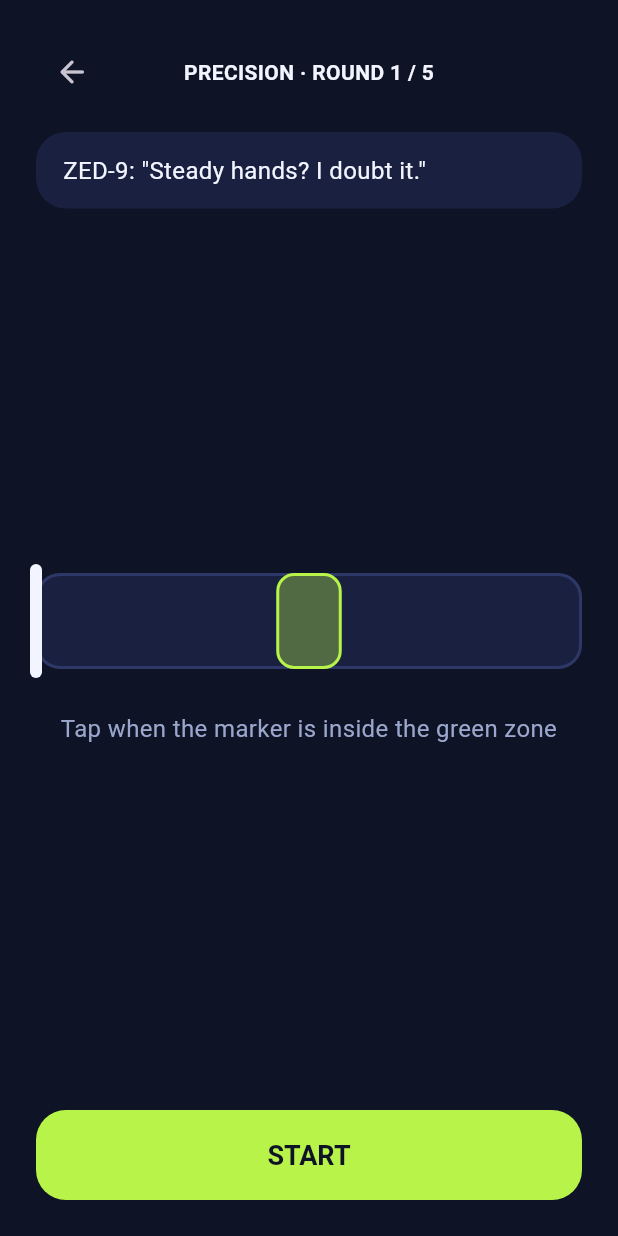
After one commit to gauravkumarit8/beat_the_bot, a Flutter app: the screen it shows after launch, after a tap on "Precision", on a phone screen of 412 x 824 dp. The commit adds this screen. Run offline on Flutter 3.47's test engine with Material 3 defaults, Android fonts, the phone set to English and light mode, and no system bars; our stand-ins replace google_mobile_ads, shared_preferences; network calls fail.

Commit message:
feat: add Precision game mode

```diff
--- a/lib/core/rank_service.dart
+++ b/lib/core/rank_service.dart
@@ -58,6 +58,11 @@ class RankService {
   /// Longest memory sequence the player has ever cleared.
   int get memoryBest => _prefs.getInt('memoryBest') ?? 0;
   Future<void> setMemoryBest(int tiles) => _prefs.setInt('memoryBest', tiles);
+
+  /// Best average accuracy (percent) in Precision mode.
+  int get precisionBest => _prefs.getInt('precisionBest') ?? 0;
+  Future<void> setPrecisionBest(int percent) =>
+      _prefs.setInt('precisionBest', percent);
 
   String? get _lastPlayed => _prefs.getString('lastPlayed');
   String? get _warmupDay => _prefs.getString('warmupDay');
--- /dev/null
+++ b/lib/games/precision/precision_screen.dart
@@ -0,0 +1,393 @@
+import 'dart:math';
+
+import 'package:flutter/material.dart';
+import 'package:flutter/services.dart';
+
+import '../../core/ads_service.dart';
+import '../../core/rank_service.dart';
+import '../../core/theme.dart';
+
+enum _Phase { ready, playing, roundOver, matchOver }
+
+/// A marker sweeps across a bar. Tap when it is inside the green zone.
+/// Five rounds, the sweep gets faster each round. Highest average wins.
+class PrecisionScreen extends StatefulWidget {
+  const PrecisionScreen({super.key, required this.rank, this.ads});
+
+  final RankService rank;
+  final AdsService? ads;
+
+  @override
+  State<PrecisionScreen> createState() => _PrecisionScreenState();
+}
+
+/// Zed's accuracy: stays close to your recent average, with some wobble.
+class _ZedAccuracy {
+  final Random _rng = Random();
+  double? _avg;
+
+  int next() {
+    final avg = _avg;
+    final base = avg == null ? 86.0 : (avg * 0.97).clamp(70.0, 96.0);
+    final jitter = (_rng.nextDouble() - 0.5) * 14;
+    return (base + jitter).clamp(55.0, 99.0).round();
+  }
+
+  void learn(int playerAccuracy) {
+    final avg = _avg;
+    _avg = avg == null
+        ? playerAccuracy.toDouble()
+        : avg * 0.7 + playerAccuracy * 0.3;
+  }
+}
+
+class _PrecisionScreenState extends State<PrecisionScreen>
+    with SingleTickerProviderStateMixin {
+  static const int _rounds = 5;
+  static const double _zoneFrac = 0.12;
+
+  final Random _rng = Random();
+  final _ZedAccuracy _zed = _ZedAccuracy();
+  late final AnimationController _ctrl = AnimationController(
+    vsync: this,
+    duration: const Duration(milliseconds: 1500),
+  );
+
+  _Phase _phase = _Phase.ready;
+  int _round = 1;
+  double _target = 0.5;
+  final List<int> _you = [];
+  final List<int> _zedScores = [];
+  int _lastYou = 0;
+  int _lastZed = 0;
+  bool _won = false;
+  bool _newBest = false;
+  Rank? _rankedUp;
+  String _taunt = 'Steady hands? I doubt it.';
+
+  @override
+  void dispose() {
+    _ctrl.dispose();
+    super.dispose();
+  }
+
+  int _avg(List<int> l) =>
+      l.isEmpty ? 0 : (l.reduce((a, b) => a + b) / l.length).round();
+
+  void _beginRound() {
+    final ms = 1500 - (_round - 1) * 150;
+    _target = 0.15 + _rng.nextDouble() * 0.7;
+    _ctrl.duration = Duration(milliseconds: ms);
+    _ctrl.repeat(reverse: true);
+    setState(() => _phase = _Phase.playing);
+  }
+
+  void _onTap() {
+    if (_phase != _Phase.playing) return;
+    _ctrl.stop();
+    HapticFeedback.mediumImpact();
+    final err = (_ctrl.value - _target).abs();
+    final acc = (100 * (1 - err / 0.4)).clamp(0.0, 100.0).round();
+    final zedAcc = _zed.next();
+    _zed.learn(acc);
+    setState(() {
+      _you.add(acc);
+      _zedScores.add(zedAcc);
+      _lastYou = acc;
+      _lastZed = zedAcc;
+      _taunt = acc >= zedAcc ? 'A lucky hand. Again.' : 'Not even close.';
+      _phase = _Phase.roundOver;
+    });
+  }
+
+  void _next() {
+    if (_round >= _rounds) {
+      _finish();
+      return;
+    }
+    setState(() => _round++);
+    _beginRound();
+  }
+
+  Future<void> _finish() async {
+    final you = _avg(_you);
+    final zed = _avg(_zedScores);
+    final won = you > zed;
+    Rank? up;
+    final improved = you > widget.rank.precisionBest;
+    if (improved) {
+      await widget.rank.setPrecisionBest(you);
+      up = await widget.rank.onLevelPassed();
+    }
+    if (won) {
+      final winUp = await widget.rank.onWinAgainstZed();
+      up = winUp ?? up;
+    }
+    final warmupUp = await widget.rank.onWarmupDone(DateTime.now());
+    up = warmupUp ?? up;
+    widget.ads?.onMatchFinished();
+    if (!mounted) return;
+    setState(() {
+      _won = won;
+      _newBest = improved;
+      _rankedUp = up;
+      _phase = _Phase.matchOver;
+    });
+  }
+
+  void _rematch() {
+    _ctrl.stop();
+    setState(() {
+      _phase = _Phase.ready;
+      _round = 1;
+      _you.clear();
+      _zedScores.clear();
+      _rankedUp = null;
+      _newBest = false;
+      _taunt = 'Steady hands? I doubt it.';
+    });
+  }
+
+  String _roundSummary() {
+    final head = 'You $_lastYou%  ·  Zed $_lastZed%';
+    final gap = _lastZed - _lastYou;
+    if (gap > 0 && gap <= 3) {
+      return '$head\nLost by $gap points. So close.';
+    }
+    final verdict =
+        _lastYou > _lastZed ? 'You win the round!' : 'Zed wins the round.';
+    return '$head\n$verdict';
+  }
+
+  @override
+  Widget build(BuildContext context) {
+    return Scaffold(
+      body: SafeArea(
+        child: Padding(
+          padding: const EdgeInsets.all(24),
+          child: Column(
+            crossAxisAlignment: CrossAxisAlignment.stretch,
+            children: [
+              _hud(),
+              const SizedBox(height: 16),
+              _tauntBubble(),
+              Expanded(
+                child: GestureDetector(
+                  behavior: HitTestBehavior.opaque,
+                  onTapDown: (_) => _onTap(),
+                  child: Center(
+                    child: Column(
+                      mainAxisSize: MainAxisSize.min,
+                      children: [
+                        _bar(),
+                        const SizedBox(height: 28),
+                        _bigText(),
+                      ],
+                    ),
+                  ),
+                ),
+              ),
+              _bottomPanel(),
+            ],
+          ),
+        ),
+      ),
+    );
+  }
+
+  Widget _hud() {
+    return Row(
+      children: [
+        IconButton(
+          tooltip: 'Back',
+          onPressed: () => Navigator.of(context).pop(),
+          icon: const Icon(Icons.arrow_back_rounded),
+        ),
+        Expanded(
+          child: FittedBox(
+            fit: BoxFit.scaleDown,
+            child: Text(
+              'PRECISION · ROUND $_round / $_rounds',
+              style: const TextStyle(fontWeight: FontWeight.w700),
+            ),
+          ),
+        ),
+        const SizedBox(width: 48),
+      ],
+    );
+  }
+
+  Widget _tauntBubble() {
+    return Container(
+      padding: const EdgeInsets.symmetric(horizontal: 18, vertical: 14),
+      decoration: BoxDecoration(
+        color: AppColors.card,
+        borderRadius: BorderRadius.circular(20),
+      ),
+      child: Text('ZED-9: "$_taunt"', style: const TextStyle(fontSize: 16)),
+    );
+  }
+
+  Widget _bar() {
+    return Semantics(
+      label: 'Precision bar. Tap when the marker is in the green zone.',
+      child: LayoutBuilder(
+        builder: (context, constraints) {
+          final w = constraints.maxWidth;
+          final zoneW = w * _zoneFrac;
+          const markW = 8.0;
+          return AnimatedBuilder(
+            animation: _ctrl,
+            builder: (context, _) {
+              return SizedBox(
+                height: 64,
+                child: Stack(
+                  clipBehavior: Clip.none,
+                  children: [
+                    Container(
+                      decoration: BoxDecoration(
+                        color: AppColors.card,
+                        borderRadius: BorderRadius.circular(16),
+                        border: Border.all(color: AppColors.line, width: 2),
+                      ),
+                    ),
+                    Positioned(
+                      left: _target * w - zoneW / 2,
+                      width: zoneW,
+                      top: 0,
+                      bottom: 0,
+                      child: Container(
+                        decoration: BoxDecoration(
+                          color: const Color(0x59B8F34A),
+                          borderRadius: BorderRadius.circular(12),
+                          border:
+                              Border.all(color: AppColors.lime, width: 2),
+                        ),
+                      ),
+                    ),
+                    Positioned(
+                      left: _ctrl.value * w - markW / 2,
+                      width: markW,
+                      top: -6,
+                      bottom: -6,
+                      child: Container(
+                        decoration: BoxDecoration(
+                          color: AppColors.text,
+                          borderRadius: BorderRadius.circular(4),
+                        ),
+                      ),
+                    ),
+                  ],
+                ),
+              );
+            },
+          );
+        },
+      ),
+    );
+  }
+
+  Widget _bigText() {
+    switch (_phase) {
+      case _Phase.ready:
+        return const Text(
+          'Tap when the marker is inside the green zone',
+          textAlign: TextAlign.center,
+          style: TextStyle(color: AppColors.muted, fontSize: 16),
+        );
+      case _Phase.playing:
+        return const Text('TAP!',
+            style: TextStyle(
+                color: AppColors.lime, fontSize: 44, fontWeight: FontWeight.w700));
+      case _Phase.roundOver:
+        return Text('$_lastYou%',
+            style:
+                const TextStyle(fontSize: 56, fontWeight: FontWeight.w700));
+      case _Phase.matchOver:
+        return Text(
+          _won ? 'YOU WIN' : 'ZED WINS',
+          style: TextStyle(
+            fontSize: 40,
+            fontWeight: FontWeight.w700,
+            color: _won ? AppColors.lime : AppColors.coralSoft,
+          ),
+        );
+    }
+  }
+
+  Widget _bottomPanel() {
+    switch (_phase) {
+      case _Phase.ready:
+        return FilledButton(
+            onPressed: _beginRound, child: const Text('START'));
+      case _Phase.playing:
+        return _hint('Tap anywhere to lock in');
+      case _Phase.roundOver:
+        return Column(
+          crossAxisAlignment: CrossAxisAlignment.stretch,
+          children: [
+            Text(_roundSummary(),
+                textAlign: TextAlign.center,
+                style: const TextStyle(fontSize: 16, height: 1.4)),
+            const SizedBox(height: 16),
+            FilledButton(
+              onPressed: _next,
+              child: Text(_round >= _rounds ? 'SEE RESULT' : 'NEXT ROUND'),
+            ),
+          ],
+        );
+      case _Phase.matchOver:
+        final up = _rankedUp;
+        return Column(
+          crossAxisAlignment: CrossAxisAlignment.stretch,
+          children: [
+            Text(
+              'Your average ${_avg(_you)}%  ·  Zed ${_avg(_zedScores)}%',
+              textAlign: TextAlign.center,
+              style: const TextStyle(fontSize: 18, fontWeight: FontWeight.w700),
+            ),
+            if (_newBest) ...[
+              const SizedBox(height: 6),
+              const Text('New personal best!',
+                  textAlign: TextAlign.center,
+                  style: TextStyle(
+                      color: AppColors.lime, fontWeight: FontWeight.w700)),
+            ],
+            if (up != null) ...[
+              const SizedBox(height: 6),
+              Text('RANK UP: ${up.name.toUpperCase()}',
+                  textAlign: TextAlign.center,
+                  style: const TextStyle(
+                      color: AppColors.amber, fontWeight: FontWeight.w700)),
+            ],
+            const SizedBox(height: 16),
+            FilledButton(
+              onPressed: () {
+                widget.ads?.showInterstitialIfDue();
+                _rematch();
+              },
+              child: const Text('REMATCH'),
+            ),
+            const SizedBox(height: 10),
+            OutlinedButton(
+              onPressed: () {
+                widget.ads?.showInterstitialIfDue();
+                Navigator.of(context).pop();
+              },
+              child: const Text('BACK TO HOME'),
+            ),
+          ],
+        );
+    }
+  }
+
+  Widget _hint(String text) {
+    return SizedBox(
+      height: 60,
+      child: Center(
+        child: Text(text,
+            style: const TextStyle(color: AppColors.muted, fontSize: 15)),
+      ),
+    );
+  }
+}
--- a/lib/screens/home_screen.dart
+++ b/lib/screens/home_screen.dart
@@ -4,6 +4,7 @@ import '../core/ads_service.dart';
 import '../core/rank_service.dart';
 import '../core/theme.dart';
 import '../games/memory/memory_screen.dart';
+import '../games/precision/precision_screen.dart';
 import '../games/reflex/reflex_screen.dart';
 
 class HomeScreen extends StatefulWidget {
@@ -46,6 +47,14 @@ class _HomeScreenState extends State<HomeScreen> {
     await Navigator.of(context).push(
       MaterialPageRoute<void>(
           builder: (_) => MemoryScreen(rank: widget.rank, ads: widget.ads)),
+    );
+    if (mounted) setState(() {});
+  }
+
+  Future<void> _playPrecision() async {
+    await Navigator.of(context).push(
+      MaterialPageRoute<void>(
+          builder: (_) => PrecisionScreen(rank: widget.rank, ads: widget.ads)),
     );
     if (mounted) setState(() {});
   }
@@ -115,17 +124,18 @@ class _HomeScreenState extends State<HomeScreen> {
               ],
             ),
             const SizedBox(height: 12),
-            const Row(
+            Row(
               children: [
                 Expanded(
                   child: _ModeCard(
                     title: 'Precision',
-                    subtitle: 'Coming soon',
+                    subtitle: 'Zed: average',
                     icon: Icons.adjust_rounded,
+                    onTap: _playPrecision,
                   ),
                 ),
-                SizedBox(width: 12),
-                Expanded(
+                const SizedBox(width: 12),
+                const Expanded(
                   child: _ModeCard(
                     title: 'Pattern',
                     subtitle: 'Coming soon',
```
Also changed, not shown: 1 other file.
